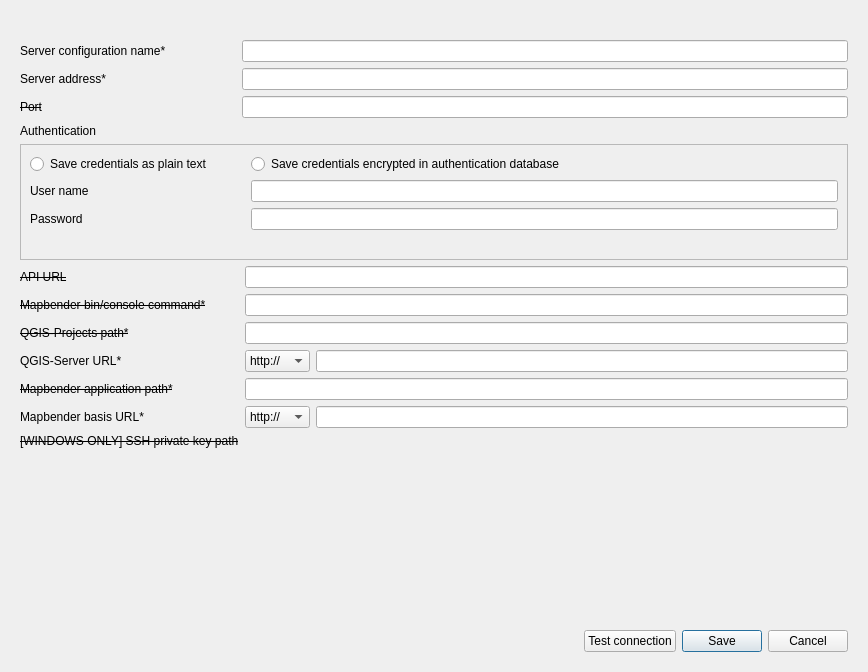
Qt form dialogs/ui/server_config_dialog.ui (WhereGroup/qgis2mapbender) before a commit.
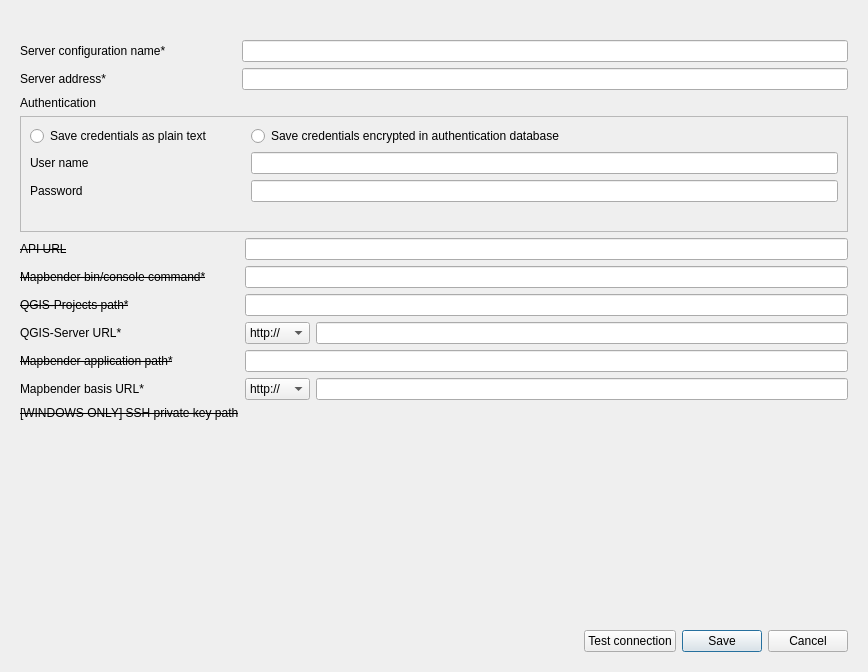
The same form after that commit. Icons and pictures are not drawn. Custom widgets are drawn as their Qt base class.

Commit message: delete port from server_config_dialog.py and related code

Patch:
```diff
--- a/dialogs/ui/server_config_dialog.ui
+++ b/dialogs/ui/server_config_dialog.ui
@@ -58,21 +58,6 @@
            <widget class="QLineEdit" name="serverAddressLineEdit"/>
           </item>
           <item row="2" column="0">
-           <widget class="QLabel" name="portLabel">
-            <property name="font">
-             <font>
-              <strikeout>true</strikeout>
-             </font>
-            </property>
-            <property name="text">
-             <string>Port</string>
-            </property>
-           </widget>
-          </item>
-          <item row="2" column="1">
-           <widget class="QLineEdit" name="serverPortLineEdit"/>
-          </item>
-          <item row="3" column="0">
            <widget class="QLabel" name="label_2">
             <property name="text">
              <string>Authentication</string>
```
Left out of the diff: 1 changed line with no effect on the pictures. The commit also changes 3 other files.
